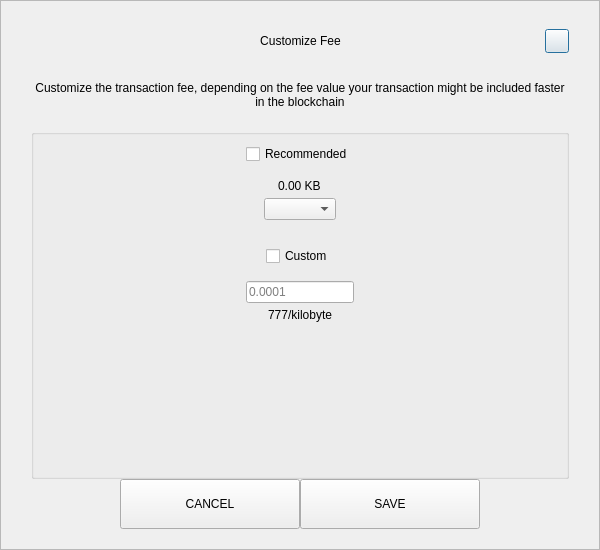
First picture: the form in src/qt/pivx/forms/sendcustomfeedialog.ui, repository decenomy/DSW, before the edit.
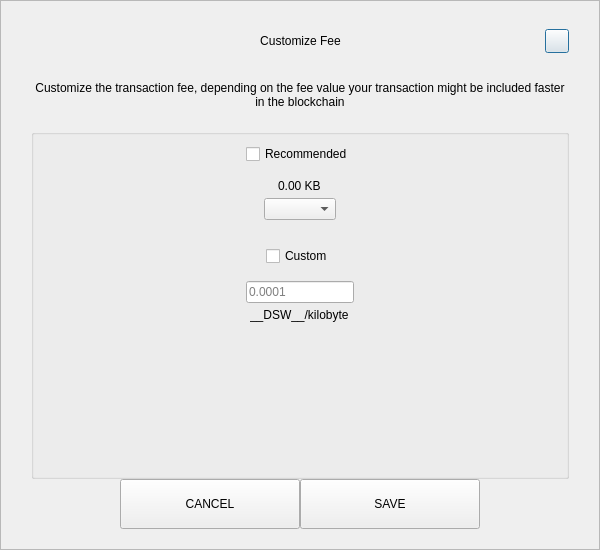
Second picture: the form after the edit.

What changed in the file:
```diff
--- a/src/qt/pivx/forms/sendcustomfeedialog.ui
+++ b/src/qt/pivx/forms/sendcustomfeedialog.ui
@@ -287,7 +287,7 @@
            <item alignment="Qt::AlignHCenter">
             <widget class="QLabel" name="labelCustomFee">
              <property name="text">
-              <string>777/kilobyte</string>
+              <string>__DSW__/kilobyte</string>
              </property>
             </widget>
            </item>
```
